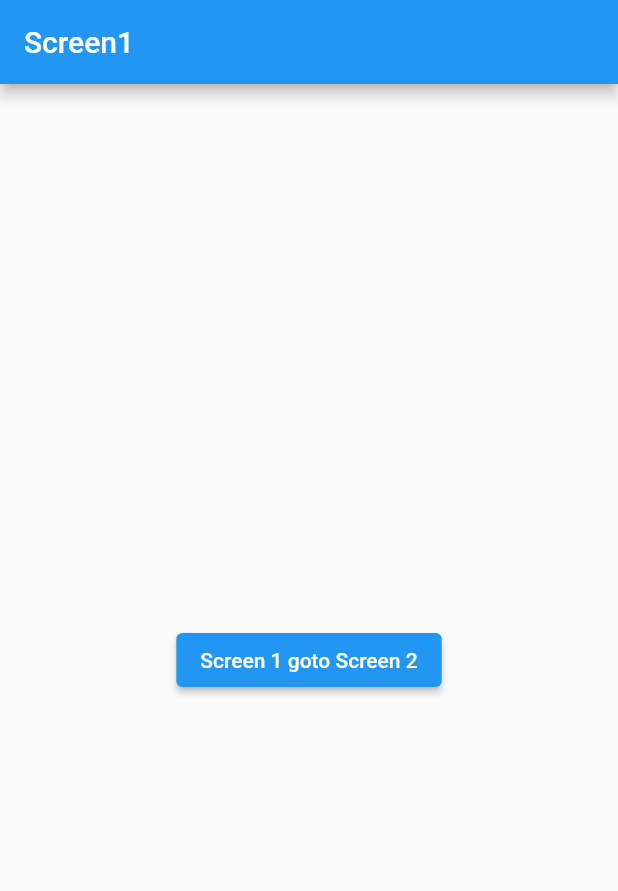
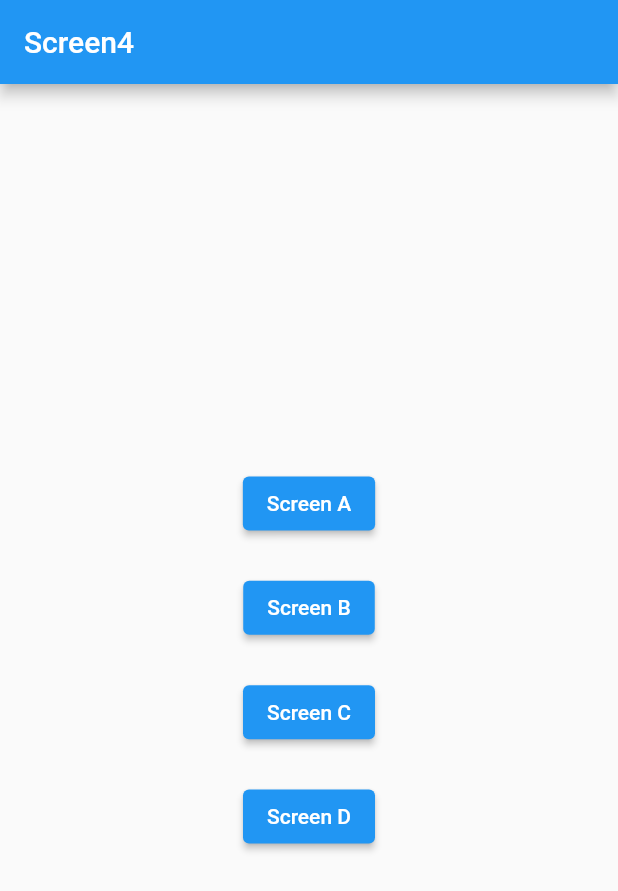
Before and after one commit to casfian/buttonsdemo, a Flutter app: the screen it shows after launch, on a phone screen of 412 x 824 dp. Shown: the top 891 px of the screen. Run offline on Flutter 3.47's test engine with Material 2 defaults, Android fonts, the phone set to English and light mode, and no system bars.

Commit message:
added screen4 and all screens

```diff
--- a/lib/main.dart
+++ b/lib/main.dart
@@ -1,5 +1,5 @@
 import 'package:flutter/material.dart';
-import 'screen1.dart';
+import 'screen4.dart';
 
 void main() => runApp(MyApp());
 
@@ -11,7 +11,7 @@ class MyApp extends StatelessWidget {
   Widget build(BuildContext context) {
     return MaterialApp(
       title: 'Material App',
-      home: Screen1(),
+      home: Screen4(),
     );
   }
 }
--- a/lib/screen4.dart
+++ b/lib/screen4.dart
@@ -0,0 +1,57 @@
+import 'package:buttonsdemo/screenb.dart';
+import 'package:buttonsdemo/screenc.dart';
+import 'package:buttonsdemo/screend.dart';
+import 'package:flutter/material.dart';
+
+import 'screena.dart';
+
+class Screen4 extends StatelessWidget {
+  const Screen4({Key? key}) : super(key: key);
+
+  @override
+  Widget build(BuildContext context) {
+    return Scaffold(
+      appBar: AppBar(
+        title: Text('Screen4'),
+      ),
+      body: Center(
+        child: Container(
+          height: 300,
+          child: Column(
+            mainAxisAlignment: MainAxisAlignment.spaceEvenly,
+            children: [
+              ElevatedButton(
+                onPressed: () {
+                  //code kita
+                  Navigator.push(context, MaterialPageRoute(builder: (context) => ScreenA() ) );
+                },
+                child: Text('Screen A'),
+              ),
+              ElevatedButton(
+                onPressed: () {
+                  //code kita
+                  Navigator.push(context, MaterialPageRoute(builder: (context) => ScreenB() ) );
+                },
+                child: Text('Screen B'),
+              ),
+              ElevatedButton(
+                onPressed: () {
+                  //code kita
+                  Navigator.push(context, MaterialPageRoute(builder: (context) => ScreenC() ) );
+                },
+                child: Text('Screen C'),
+              ),
+              ElevatedButton(
+                onPressed: () {
+                  //code kita
+                  Navigator.push(context, MaterialPageRoute(builder: (context) => ScreenD() ) );
+                },
+                child: Text('Screen D'),
+              ),
+            ],
+          ),
+        ),
+      ),
+    );
+  }
+}
```
Also changed, not shown: lib/screena.dart (added, +23 -0 lines), lib/screenb.dart (added, +23 -0 lines), lib/screenc.dart (added, +23 -0 lines), lib/screend.dart (added, +23 -0 lines).
